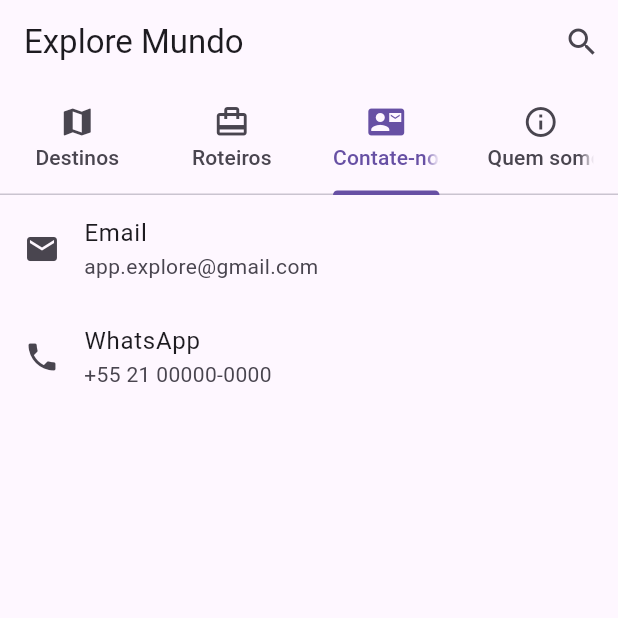
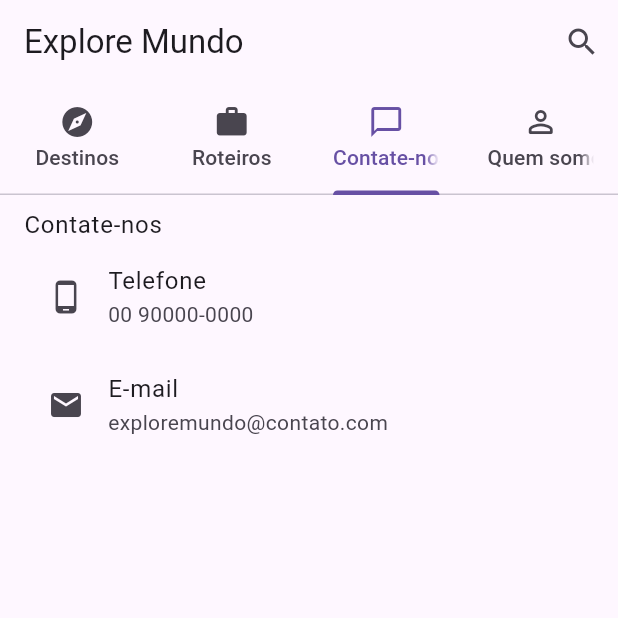
Before and after one commit to devAnnaEliza/mundo4nv2, a Flutter app: the screen it shows after launch, tab 3 chosen, on a phone screen of 412 x 824 dp, the top half of it. Run offline on Flutter 3.47's test engine with Material 3 defaults, Android fonts, the phone set to English and light mode, and no system bars; our stand-ins replace carousel_slider; network calls fail.

Commit message:
Update main.dart

```diff
--- a/appviagens/lib/main.dart
+++ b/appviagens/lib/main.dart
@@ -1,12 +1,10 @@
-// ignore_for_file: use_super_parameters, prefer_const_constructors, prefer_const_literals_to_create_immutables, sized_box_for_whitespace, non_constant_identifier_names
-
 import 'package:flutter/material.dart';
 import 'package:carousel_slider/carousel_slider.dart';
 
 void main() => runApp(const MyApp());
 
 class MyApp extends StatelessWidget {
-  const MyApp({super.key});
+  const MyApp({Key? key}) : super(key: key);
 
   @override
   Widget build(BuildContext context) {
@@ -29,43 +27,57 @@ class HomeScreen extends StatefulWidget {
 }
 
 class _HomeScreenState extends State<HomeScreen> {
-  List<Destino> destinos = [];
-  List<Destino> displayedDestinos = [];
-  List<Destino> carouselDestinos = [
-    Destino(nome: "Brasil", descricao: "O Brasil é o maior e mais populoso país da América do Sul", imageUrl: "https://res.cloudinary.com/worldpackers/image/upload/c_fill,f_auto,q_auto,w_1024/v1/guides/article_cover/cj6mryoqn9otslfywira"),
-    Destino(nome: "Canadá", descricao: "O Canadá é o país com a maior área em território das Américas", imageUrl: "https://paxpro.com.br/wp-content/uploads/2022/08/image-29.png"),
-    Destino(nome: "Japão", descricao: "Tóquio, a capital do Japão, é a cidade mais populosa do mundo", imageUrl: "https://wise.com/imaginary-v2/e57def54f829e2bad52465c9fbaffeed.jpg"),
+  final List<Destino> destinos = [
+    Destino(
+      nome: "Maceió",
+      descricao:
+          "Conhecida como Cidade-Sorriso ou Paraíso das Águas, suas belezas naturais atraem turistas do mundo inteiro.",
+      imageUrl:
+          "https://maceioalgovbr.dhost.cloud/uploads/imagens/26-07-23-Ponta-Verde-Maceio-Orla-Praia-SEMTUR-foto-Jonathan-Lins-7.jpg",
+    ),
+    Destino(
+      nome: "New York",
+      descricao:
+          "Muito famosa em todo mundo por causa da Estátua da Liberdade, a cidade de Nova York também é conhecida como Big Apple.",
+      imageUrl:
+          "https://sophiamartins.com.br/wp-content/uploads/2023/05/Best-Views-of-New-York-City.jpg.optimal.jpg",
+    ),
+    Destino(
+      nome: "Cancún",
+      descricao:
+          "Com praias paradisíacas e sua cultura ancestral preservada em sítios arqueológicos, Cancún é o equilíbrio perfeito entre a agitação e a calmaria.",
+      imageUrl:
+          "https://ns.clubmed.com/dream/PRODUCT_CENTER/DESTINATIONS/SUN/Caraibes___Amerique_du_Nord/Mexique/Cancun/14401-e5rmtcnl7f-swhr.jpg",
+    ),
+    Destino(
+      nome: "Veneza",
+      descricao:
+          "Situada no norte da Itália, Veneza é formada por mais de 100 pequenas ilhas.",
+      imageUrl:
+          "https://img.freepik.com/fotos-premium/imagem-da-paisagem-urbana-de-veneza-italia-a-noite_255553-2428.jpg",
+    ),
+    Destino(
+      nome: "Cairo",
+      descricao:
+          "Capital do Egito e localizada às margens do rio Nilo, a cidade do Cairo tem como atração as famosas pirâmides de Gizé.",
+      imageUrl:
+          "https://www.weseektravel.com/wp-content/uploads/2023/03/where-to-stay-in-cairo-1.jpg",
+    ),
+    Destino(
+      nome: "Buenos Aires",
+      descricao:
+          "Segunda maior área metropolitana da América do Sul, é conhecida por sua arquitetura e sua riquíssima cultura.",
+      imageUrl:
+          "https://www.dicasdeviagem.com/wp-content/uploads/2019/05/puerto-madero.jpg",
+    ),
+    Destino(
+      nome: "Pequim",
+      descricao:
+          "Com 3 milênios de história, a capital chinesa é conhecida tanto por sua arquitetura moderna quanto por seus templos antigos.",
+      imageUrl:
+          "https://www.cvc.com.br/dicas-de-viagem/wp-content/uploads/2018/04/topo-pequim-templo-e-predios-credito-thinkstock-491990549.jpg",
+    ),
   ];
-
-  @override
-  void initState() {
-    super.initState();
-    destinos = getDestinos();
-    displayedDestinos = destinos;
-  }
-
-  List<Destino> getDestinos() {
-    return [
-      Destino(nome: "Maceió", descricao: "Conhecida como Cidade-Sorriso ou Paraíso das Águas, suas belezas naturais atraem turistas do mundo inteiro.", imageUrl: "https://maceioalgovbr.dhost.cloud/uploads/imagens/26-07-23-Ponta-Verde-Maceio-Orla-Praia-SEMTUR-foto-Jonathan-Lins-7.jpg"),
-      Destino(nome: "New York", descricao: "Muito famosa em todo mundo por causa da Estátua da Liberdade, a cidade de Nova York também é conhecida como Big Apple.", imageUrl: "https://sophiamartins.com.br/wp-content/uploads/2023/05/Best-Views-of-New-York-City.jpg.optimal.jpg"),
-      Destino(nome: "Cancún", descricao: "Com praias paradisíacas e sua cultura ancestral preservada em sítios arqueológicos, Cancún é o equilíbrio perfeito entre a agitação e a calmaria.", imageUrl: "https://ns.clubmed.com/dream/PRODUCT_CENTER/DESTINATIONS/SUN/Caraibes___Amerique_du_Nord/Mexique/Cancun/14401-e5rmtcnl7f-swhr.jpg"),
-      Destino(nome: "Veneza", descricao: "Situada no norte da Itália, Veneza é formada por mais de 100 pequenas ilhas.", imageUrl: "https://img.freepik.com/fotos-premium/imagem-da-paisagem-urbana-de-veneza-italia-a-noite_255553-2428.jpg"),
-      Destino(nome: "Cairo", descricao: "Capital do Egito e localizada às margens do rio Nilo, a cidade do Cairo tem como atração as famosas pirâmides de Gizé.", imageUrl: "https://www.weseektravel.com/wp-content/uploads/2023/03/where-to-stay-in-cairo-1.jpg"),
-      Destino(nome: "Buenos Aires", descricao: "Segunda maior área metropolitana da América do Sul, é conhecida por sua arquitetura e sua riquissíma cultura.", imageUrl: "https://www.dicasdeviagem.com/wp-content/uploads/2019/05/puerto-madero.jpg"),
-      Destino(nome: "Pequim", descricao: "Com 3 milênios de história, a capital chinesa é conhecida tanto por sua arquitetura moderna quanto por seus templos antigos.", imageUrl: "https://www.cvc.com.br/dicas-de-viagem/wp-content/uploads/2018/04/topo-pequim-templo-e-predios-credito-thinkstock-491990549.jpg"),
-    ];
-  }
-
-  void updateSearchQuery(String newQuery) {
-    if (newQuery.isEmpty) {
-      displayedDestinos = List.from(destinos);
-    } else {
-      displayedDestinos = destinos.where((destino) {
-        return destino.nome.toLowerCase().contains(newQuery.toLowerCase());
-      }).toList();
-    }
-    setState(() {});
-  }
 
   @override
   Widget build(BuildContext context) {
@@ -76,10 +88,10 @@ class _HomeScreenState extends State<HomeScreen> {
           title: const Text('Explore Mundo'),
           bottom: const TabBar(
             tabs: [
-              Tab(icon: Icon(Icons.map), text: "Destinos"),
-              Tab(icon: Icon(Icons.card_travel), text: "Roteiros"),
-              Tab(icon: Icon(Icons.contact_mail), text: "Contate-nos"),
-              Tab(icon: Icon(Icons.info_outline), text: "Quem somos"),
+              Tab(icon: Icon(Icons.explore), text: "Destinos"),
+              Tab(icon: Icon(Icons.work), text: "Roteiros"),
+              Tab(icon: Icon(Icons.chat_bubble_outline), text: "Contate-nos"),
+              Tab(icon: Icon(Icons.person_outline_rounded), text: "Quem somos"),
             ],
           ),
           actions: [
@@ -88,7 +100,7 @@ class _HomeScreenState extends State<HomeScreen> {
               onPressed: () {
                 showSearch(
                   context: context,
-                  delegate: CustomSearchDelegate(displayedDestinos),
+                  delegate: CustomSearchDelegate(destinos),
                 );
               },
             ),
@@ -107,14 +119,24 @@ class _HomeScreenState extends State<HomeScreen> {
   }
 
   Widget buildDestinationsTab(BuildContext context) {
-    return ListView(
+    return SingleChildScrollView(
+      child: Column(
+        crossAxisAlignment: CrossAxisAlignment.start,
         children: [
           Padding(
-          padding: const EdgeInsets.only(top: 16.0),
-          child: CarouselSlider(
+            padding: const EdgeInsets.all(16.0),
+            child: Text(
+              'Destinos em Destaque',
+              style: TextStyle(
+                fontSize: 24,
+                fontWeight: FontWeight.bold,
+              ),
+            ),
+          ),
+          CarouselSlider(
             options: CarouselOptions(
               height: 200.0,
-              aspectRatio: 16/9,
+              aspectRatio: 16 / 9,
               viewportFraction: 0.8,
               initialPage: 0,
               enableInfiniteScroll: true,
@@ -124,25 +146,27 @@ class _HomeScreenState extends State<HomeScreen> {
               autoPlayCurve: Curves.fastOutSlowIn,
               enlargeCenterPage: true,
             ),
-            items: carouselDestinos.map((destino) {
+            items: destinos.map((destino) {
               return Builder(
                 builder: (BuildContext context) {
                   return GestureDetector(
                     onTap: () {
                       Navigator.push(
                         context,
-                        MaterialPageRoute(builder: (context) => TelaDestinos(
+                        MaterialPageRoute(
+                          builder: (context) => TelaDestinos(
                             imageUrl: destino.imageUrl,
                             nome: destino.nome,
                             descricao: destino.descricao,
-                        )),
+                          ),
+                        ),
                       );
                     },
                     child: Container(
                       width: MediaQuery.of(context).size.width,
                       margin: const EdgeInsets.symmetric(horizontal: 5.0),
                       decoration: BoxDecoration(
-                        color: Color.fromARGB(255, 0, 185, 209),
+                        color: Colors.blue,
                         borderRadius: BorderRadius.circular(8.0),
                         image: DecorationImage(
                           image: NetworkImage(destino.imageUrl),
@@ -155,35 +179,64 @@ class _HomeScreenState extends State<HomeScreen> {
               );
             }).toList(),
           ),
-        ),
           const SizedBox(height: 20),
           buildDestinationList(context),
         ],
+      ),
     );
   }
 
   Widget buildPackagesTab() {
-    return ListView(
+    return SingleChildScrollView(
+      child: Column(
         children: [
+          ListTile(
+            title: Text("Roteiros"),
+            subtitle: Text(
+              "Descubra os melhores roteiros para suas viagens.",
+            ),
+          ),
           _buildPackageTile(
             title: "Roteiro Américas",
-          subtitle: "Conheça as grandes capitais das Ámericas.",
-          thumbnailUrl: "https://www.cvc.com.br/dicas-de-viagem/wp-content/uploads/2019/02/dicas-de-viagem-top-5-america-do-sul.jpg",
-          destinations: ["Estados Unidos", "Canadá", "México", "Brasil", "Argentina"],
+            subtitle: "Conheça as grandes capitais das Américas.",
+            thumbnailUrl:
+                "https://www.cvc.com.br/dicas-de-viagem/wp-content/uploads/2019/02/dicas-de-viagem-top-5-america-do-sul.jpg",
+            destinations: [
+              "Estados Unidos",
+              "Canadá",
+              "México",
+              "Brasil",
+              "Argentina"
+            ],
           ),
           _buildPackageTile(
             title: "Roteiro Ásia",
             subtitle: "Descubra os segredos do continente asiático.",
-          thumbnailUrl: "https://www.viagemnaplanilha.com.br/content/images/2019/08/roteiro-asia.JPG",
-          destinations: ["China", "Japão", "Filipinas", "Indonésia", "Índia"],
+            thumbnailUrl:
+                "https://www.viagemnaplanilha.com.br/content/images/2019/08/roteiro-asia.JPG",
+            destinations: [
+              "China",
+              "Japão",
+              "Filipinas",
+              "Indonésia",
+              "Índia"
+            ],
           ),
           _buildPackageTile(
             title: "Roteiro Europa + África",
             subtitle: "Conheça os continentes mais antigos de um novo jeito.",
-          thumbnailUrl: "https://blogger.googleusercontent.com/img/b/R29vZ2xl/AVvXsEiQ4hEV_tmc2xzsd6-QnfRw5XY9dlpzmRSyGFV5m1YAyU8hyO3-Qx4wiko_IfUe1DPUDn7hRYHCNWg7_Z2QgJ9X3EqV77vod2rbzmymboQEKljWIZY5L9dacFGEZDxrDZXcjZ13kb-OrjAC/s1600/par%25C3%25ADs+roma+amsterdam.jpg",
-          destinations: ["França", "Itália", "Reino Unido", "Egito", "África do Sul"],
+            thumbnailUrl:
+                "https://blogger.googleusercontent.com/img/b/R29vZ2xl/AVvXsEiQ4hEV_tmc2xzsd6-QnfRw5XY9dlpzmRSyGFV5m1YAyU8hyO3-Qx4wiko_IfUe1DPUDn7hRYHCNWg7_Z2QgJ9X3EqV77vod2rbzmymboQEKljWIZY5L9dacFGEZDxrDZXcjZ13kb-OrjAC/s1600/par%25C3%25ADs+roma+amsterdam.jpg",
+            destinations: [
+              "França",
+              "Itália",
+              "Reino Unido",
+              "Egito",
+              "África do Sul"
+            ],
           ),
         ],
+      ),
     );
   }
 
@@ -210,16 +263,18 @@ class _HomeScreenState extends State<HomeScreen> {
         crossAxisAlignment: CrossAxisAlignment.start,
         children: [
           Text(subtitle),
-          SizedBox(height: 4),
-          Text("Paradas inclusas:",
+          const SizedBox(height: 4),
+          Text(
+            "Paradas inclusas:",
             style: TextStyle(fontWeight: FontWeight.bold),
           ),
-          Column(crossAxisAlignment: CrossAxisAlignment.start,
+          Column(
+            crossAxisAlignment: CrossAxisAlignment.start,
             children: destinations.map((destination) {
               return Row(
                 children: [
-                  Icon(Icons.location_on, size: 16),
-                  SizedBox(width: 4),
+                  Icon(Icons.local_airport_outlined, size: 16),
+                  const SizedBox(width: 4),
                   Text(destination),
                 ],
               );
@@ -232,19 +287,29 @@ class _HomeScreenState extends State<HomeScreen> {
   }
 
   Widget buildContactTab() {
-    return ListView(
+    return SingleChildScrollView(
+      child: Column(
         children: [
           ListTile(
-          leading: Icon(Icons.email),
-          title: Text("Email"),
-          subtitle: Text("app.explore@gmail.com"),
+            title: Text("Contate-nos"),
+            subtitle: Column(
+              crossAxisAlignment: CrossAxisAlignment.start,
+              children: [
+                ListTile(
+                  leading: Icon(Icons.phone_android),
+                  title: Text("Telefone"),
+                  subtitle: Text("00 90000-0000"),
                 ),
                 ListTile(
-          leading: Icon(Icons.phone),
-          title: Text("WhatsApp"),
-          subtitle: Text("+55 21 00000-0000"),
+                  leading: Icon(Icons.email),
+                  title: Text("E-mail"),
+                  subtitle: Text("exploremundo@contato.com"),
                 ),
               ],
+            ),
+          ),
+        ],
+      ),
     );
   }
 
@@ -258,7 +323,7 @@ class _HomeScreenState extends State<HomeScreen> {
             "Quem somos",
             style: TextStyle(fontSize: 24, fontWeight: FontWeight.bold),
           ),
-          SizedBox(height: 16),
+          const SizedBox(height: 16),
           Text(
             "Nós da Explore Mundo, somos uma empresa de viagens que tem como objetivo principal proporcionar experiências únicas para nossos clientes. Queremos mostrar que toda viagem pode ser excepcional. Agora, também estamos na sua loja de aplicativos favorita.",
             style: TextStyle(fontSize: 16),
@@ -270,7 +335,7 @@ class _HomeScreenState extends State<HomeScreen> {
 
   Widget buildDestinationList(BuildContext context) {
     return Column(
-      children: displayedDestinos.map((destino) {
+      children: destinos.map((destino) {
         return ListTile(
           leading: Container(
             width: 100,
@@ -279,15 +344,17 @@ class _HomeScreenState extends State<HomeScreen> {
           ),
           title: Text(destino.nome),
           subtitle: Text(destino.descricao),
-          trailing: const Icon(Icons.arrow_forward),
+          trailing: const Icon(Icons.arrow_circle_right_outlined),
           onTap: () {
             Navigator.push(
               context,
-              MaterialPageRoute(builder: (context) => TelaDestinos(
+              MaterialPageRoute(
+                builder: (context) => TelaDestinos(
                   imageUrl: destino.imageUrl,
                   nome: destino.nome,
                   descricao: destino.descricao,
-              )),
+                ),
+              ),
             );
           },
         );
@@ -296,7 +363,41 @@ class _HomeScreenState extends State<HomeScreen> {
   }
 }
 
-TelaDestinos({required String imageUrl, required String nome, required String descricao}) {
+class TelaDestinos extends StatelessWidget {
+  final String imageUrl;
+  final String nome;
+  final String descricao;
+
+  const TelaDestinos({
+    required this.imageUrl,
+    required this.nome,
+    required this.descricao,
+    Key? key,
+  }) : super(key: key);
+
+  @override
+  Widget build(BuildContext context) {
+    return Scaffold(
+      appBar: AppBar(
+        title: Text(nome),
+      ),
+      body: SingleChildScrollView(
+        child: Column(
+          crossAxisAlignment: CrossAxisAlignment.start,
+          children: <Widget>[
+            Image.network(imageUrl, height: 320, fit: BoxFit.cover),
+            Padding(
+              padding: const EdgeInsets.all(16.0),
+              child: Text(
+                descricao,
+                style: TextStyle(fontSize: 16),
+              ),
+            ),
+          ],
+        ),
+      ),
+    );
+  }
 }
 
 class Destino {
@@ -304,7 +405,11 @@ class Destino {
   final String descricao;
   final String imageUrl;
 
-  Destino({required this.nome, required this.descricao, required this.imageUrl});
+  Destino({
+    required this.nome,
+    required this.descricao,
+    required this.imageUrl,
+  });
 }
 
 class CustomSearchDelegate extends SearchDelegate {
@@ -338,30 +443,47 @@ class CustomSearchDelegate extends SearchDelegate {
   @override
   Widget buildResults(BuildContext context) {
     final queryLower = query.toLowerCase();
-    final results = filteredDestinos.where((d) => d.nome.toLowerCase().contains(queryLower)).toList();
+    final results = filteredDestinos
+        .where((d) => d.nome.toLowerCase().contains(queryLower))
+        .toList();
     return ListView(
-      children: results.map((destino) => ListTile(
+      children: results
+          .map(
+            (destino) => ListTile(
               title: Text(destino.nome),
               subtitle: Text(destino.descricao),
               onTap: () {
-          Navigator.push(context, MaterialPageRoute(builder: (context) => TelaDestinos(
+                Navigator.push(
+                  context,
+                  MaterialPageRoute(
+                    builder: (context) => TelaDestinos(
                       imageUrl: destino.imageUrl,
                       nome: destino.nome,
                       descricao: destino.descricao,
-          )));
+                    ),
+                  ),
+                );
               },
-      )).toList(),
+            ),
+          )
+          .toList(),
     );
   }
 
   @override
   Widget buildSuggestions(BuildContext context) {
     final queryLower = query.toLowerCase();
-    final suggestions = filteredDestinos.where((d) => d.nome.toLowerCase().contains(queryLower)).toList();
+    final suggestions = filteredDestinos
+        .where((d) => d.nome.toLowerCase().contains(queryLower))
+        .toList();
     return ListView(
-      children: suggestions.map((destino) => ListTile(
+      children: suggestions
+          .map(
+            (destino) => ListTile(
               title: Text(destino.nome),
-      )).toList(),
+            ),
+          )
+          .toList(),
     );
   }
 }
```
Lines whose indentation alone changed are shown as unchanged.
